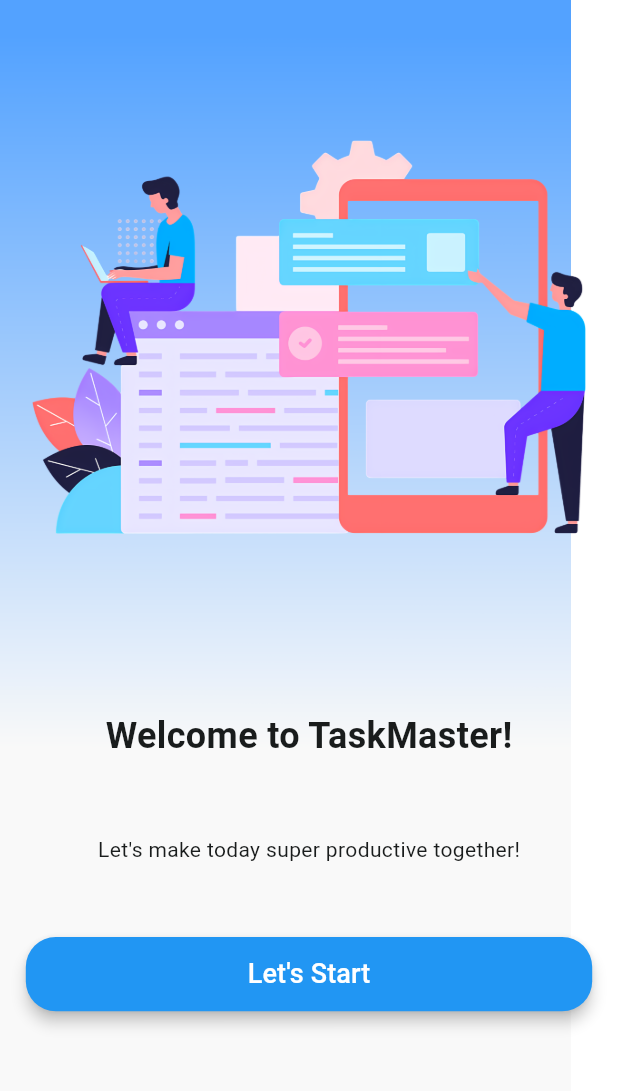
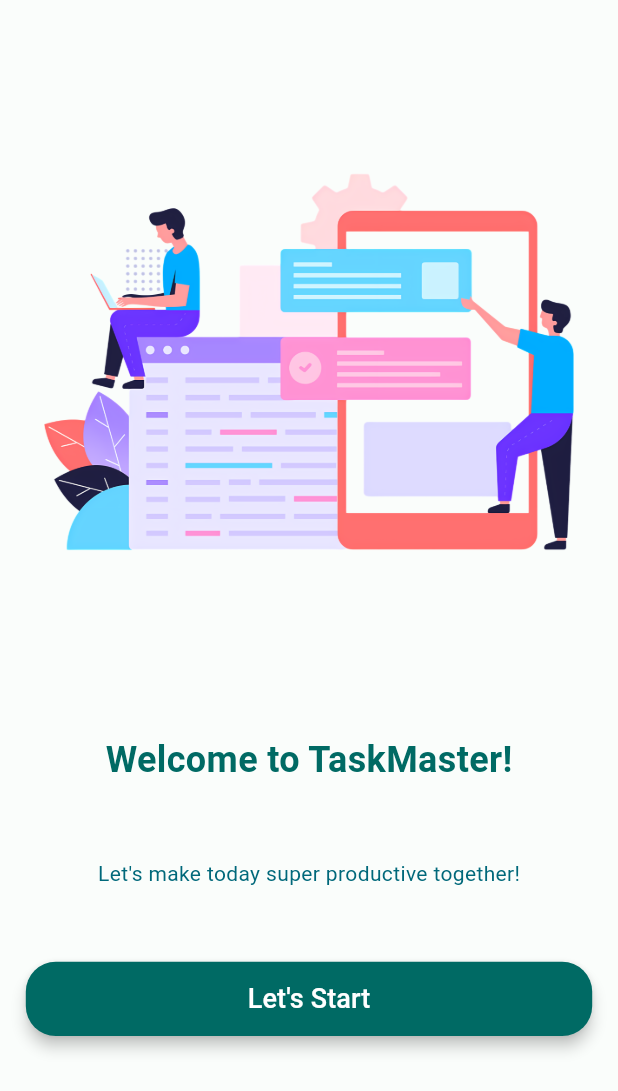
Before and after one commit to alazarlemma02/CODSOFT, a Flutter app: the screen it shows after launch, on a phone screen of 412 x 824 dp. Shown: the top 1091 px of the screen. Run offline on Flutter 3.47's test engine with Material 3 defaults, Android fonts, the phone set to English and light mode, and no system bars; our stand-ins replace bloc, equatable, flutter_bloc, flutter_easyloading, flutter_slidable, shared_preferences and 1 more; accounts and stored records are empty.

Commit message:
modified the welcome screen based on the theme change

```diff
--- a/lib/screens/views/welcome_screen.dart
+++ b/lib/screens/views/welcome_screen.dart
@@ -16,9 +16,11 @@
   Widget build(BuildContext context) {
     return Stack(
       children: [
-        Image.asset("assets/images/welcome_background.png"),
+        Image.asset("assets/images/welcome_background.png",
+            fit: BoxFit.cover,
+            height: MediaQuery.of(context).size.height,
+            width: MediaQuery.of(context).size.width),
         Scaffold(
-          backgroundColor: Colors.transparent,
           body: BlocBuilder<WelcomeBloc, WelcomeInitial>(
             builder: (context, state) {
               return Stack(
--- a/lib/screens/widgets/welcome_screen_widget.dart
+++ b/lib/screens/widgets/welcome_screen_widget.dart
@@ -1,5 +1,6 @@
 import 'package:flutter/material.dart';
 import 'package:shared_preferences/shared_preferences.dart';
+import 'package:task_app/config/theme.dart';
 import 'package:task_app/screens/views/navigation_screen.dart';
 
 class WelcomeScreenWidget extends StatelessWidget {
@@ -27,8 +28,8 @@
       children: [
         Container(
           margin:
-              EdgeInsets.only(top: MediaQuery.of(context).size.height * 0.03),
-          padding: EdgeInsets.all(MediaQuery.of(context).size.width * 0.03),
+              EdgeInsets.only(top: MediaQuery.of(context).size.height * 0.05),
+          padding: EdgeInsets.all(MediaQuery.of(context).size.width * 0.05),
           height: 400,
           width: double.infinity,
           child: Center(
@@ -51,12 +52,14 @@
                 children: [
                   Text(
                     title,
-                    style: const TextStyle(
-                        fontWeight: FontWeight.bold, fontSize: 24),
+                    style: TextStyle(
+                        color: lightColorScheme.primary,
+                        fontWeight: FontWeight.bold,
+                        fontSize: 24),
                   ),
                   Text(
                     subtitle,
-                    style: const TextStyle(),
+                    style: TextStyle(color: lightColorScheme.secondary),
                   ),
                 ],
               ),
@@ -65,7 +68,7 @@
         ),
         ElevatedButton(
           style: ElevatedButton.styleFrom(
-            backgroundColor: Colors.blue,
+            backgroundColor: lightColorScheme.primary,
             shape: RoundedRectangleBorder(
               borderRadius: BorderRadius.circular(20),
             ),
```
